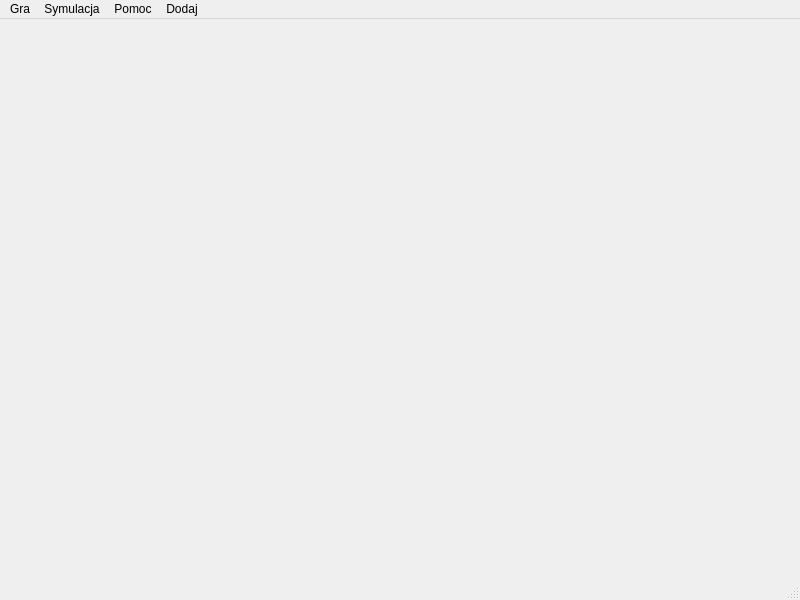
matmarczuk/Symulator-farmy, file Symulator/oknogry.ui: the form before one commit.
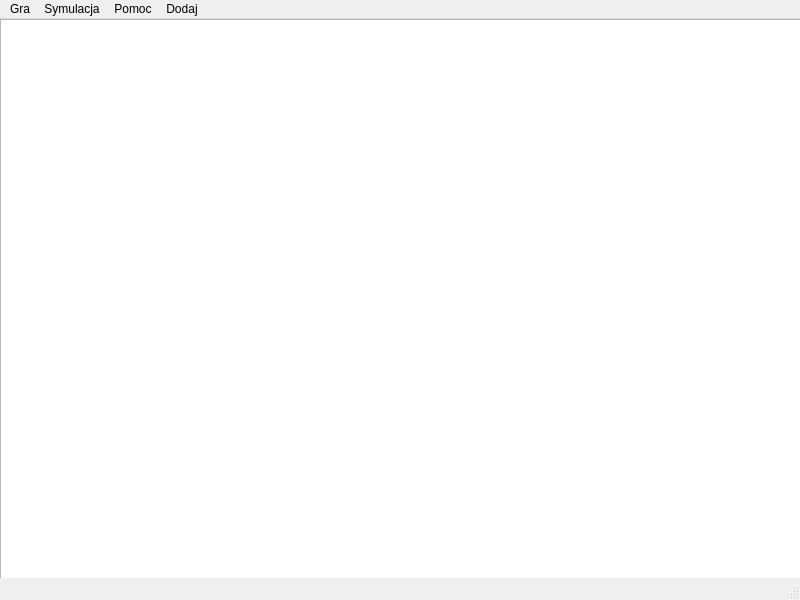
The form after the commit.

Patch:
```diff
--- a/Symulator/oknogry.ui
+++ b/Symulator/oknogry.ui
@@ -13,7 +13,18 @@
   <property name="windowTitle">
    <string>MainWindow</string>
   </property>
-  <widget class="QWidget" name="centralwidget"/>
+  <widget class="QWidget" name="centralwidget">
+   <widget class="QGraphicsView" name="graphicsView">
+    <property name="geometry">
+     <rect>
+      <x>0</x>
+      <y>0</y>
+      <width>811</width>
+      <height>561</height>
+     </rect>
+    </property>
+   </widget>
+  </widget>
   <widget class="QMenuBar" name="menubar">
    <property name="geometry">
     <rect>
```
